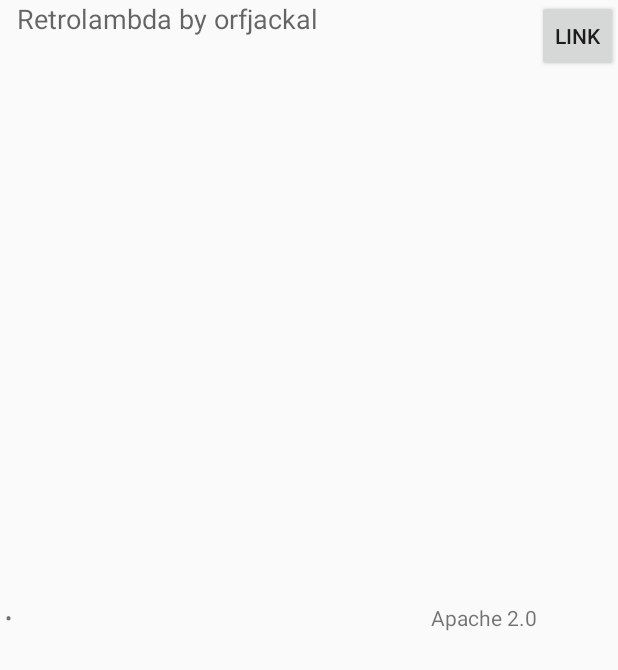
After one commit to rickwangtw/AppFridge, an Android app: the layout help_about_libraries_retrolambda.xml on its own in the app's theme, with its tools: preview values and no code run, on a phone screen of 412 x 824 dp. The commit adds this screen. Shown: the top 670 px of the screen. Run offline under Robolectric (Android 15) with nearby library versions, the phone set to English and light mode, and no system bars.

Commit message:
Help: About: Add library information: retrolambda

```diff
--- a/app/src/main/java/com/mysticwind/disabledappmanager/ui/activity/help/AboutListAdapter.java
+++ b/app/src/main/java/com/mysticwind/disabledappmanager/ui/activity/help/AboutListAdapter.java
@@ -96,6 +96,9 @@ public class AboutListAdapter extends BaseAdapter{
                 setupButtonResourceIdWithLinkResourceId(
                         convertView, R.id.libsuperuser_link_button,
                         R.string.help_about_libraries_libsuperuser_url);
+                setupButtonResourceIdWithLinkResourceId(
+                        convertView, R.id.retrolambda_link_button,
+                        R.string.help_about_libraries_retrolambda_url);
                 return convertView;
             default:
                 return null;
--- a/app/src/main/res/layout/help_about_libraries.xml
+++ b/app/src/main/res/layout/help_about_libraries.xml
@@ -20,5 +20,6 @@
     <include layout="@layout/help_about_libraries_joda_time_android" />
     <include layout="@layout/help_about_libraries_gson" />
     <include layout="@layout/help_about_libraries_libsuperuser" />
+    <include layout="@layout/help_about_libraries_retrolambda" />
 
 </LinearLayout>
--- /dev/null
+++ b/app/src/main/res/layout/help_about_libraries_retrolambda.xml
@@ -0,0 +1,44 @@
+<?xml version="1.0" encoding="utf-8"?>
+<RelativeLayout
+    android:layout_width="match_parent"
+    android:layout_height="match_parent"
+    xmlns:android="http://schemas.android.com/apk/res/android">
+
+    <TextView
+        android:id="@+id/bullet_point"
+        android:text="@string/help_about_resource_item_bullet_point"
+        android:layout_width="wrap_content"
+        android:layout_height="wrap_content"
+        android:layout_centerVertical="true"
+        android:layout_alignParentLeft="true" />
+
+    <TextView
+        android:text="@string/help_about_libraries_retrolambda_description"
+        android:layout_gravity="bottom"
+        android:layout_width="wrap_content"
+        android:layout_height="wrap_content"
+        android:layout_toRightOf="@id/bullet_point"
+        android:layout_toLeftOf="@+id/retrolambda_license"
+        android:layout_centerVertical="true"
+        android:textAppearance="?android:attr/textAppearanceMedium"
+        android:layout_alignParentTop="true" />
+
+    <TextView
+        android:id="@+id/retrolambda_license"
+        android:text="@string/help_about_libraries_retrolambda_license"
+        android:layout_width="wrap_content"
+        android:layout_height="wrap_content"
+        android:layout_centerVertical="true"
+        android:textAppearance="?android:attr/textAppearanceSmall"
+        android:layout_toLeftOf="@+id/retrolambda_link_button" />
+
+    <Button
+        android:id="@+id/retrolambda_link_button"
+        android:text="@string/help_about_resource_link_label"
+        android:layout_width="wrap_content"
+        android:layout_height="wrap_content"
+        style="?android:attr/buttonStyleSmall"
+        android:layout_alignParentTop="true"
+        android:layout_alignParentRight="true" />
+
+</RelativeLayout>
--- a/app/src/main/res/values/strings_help.xml
+++ b/app/src/main/res/values/strings_help.xml
@@ -64,4 +64,9 @@
     <string name="help_about_libraries_libsuperuser_url">https://github.com/Chainfire/libsuperuser</string>
     <string name="help_about_libraries_libsuperuser_license">Apache 2.0</string>
     <string name="help_about_libraries_libsuperuser_description">libsuperuser by Chainfire</string>
+
+    <string name="help_about_libraries_retrolambda_url">https://github.com/orfjackal/retrolambda</string>
+    <string name="help_about_libraries_retrolambda_license">Apache 2.0</string>
+    <string name="help_about_libraries_retrolambda_description">Retrolambda by orfjackal</string>
+
 </resources>
```
Also changed, not shown: 1 other file.
